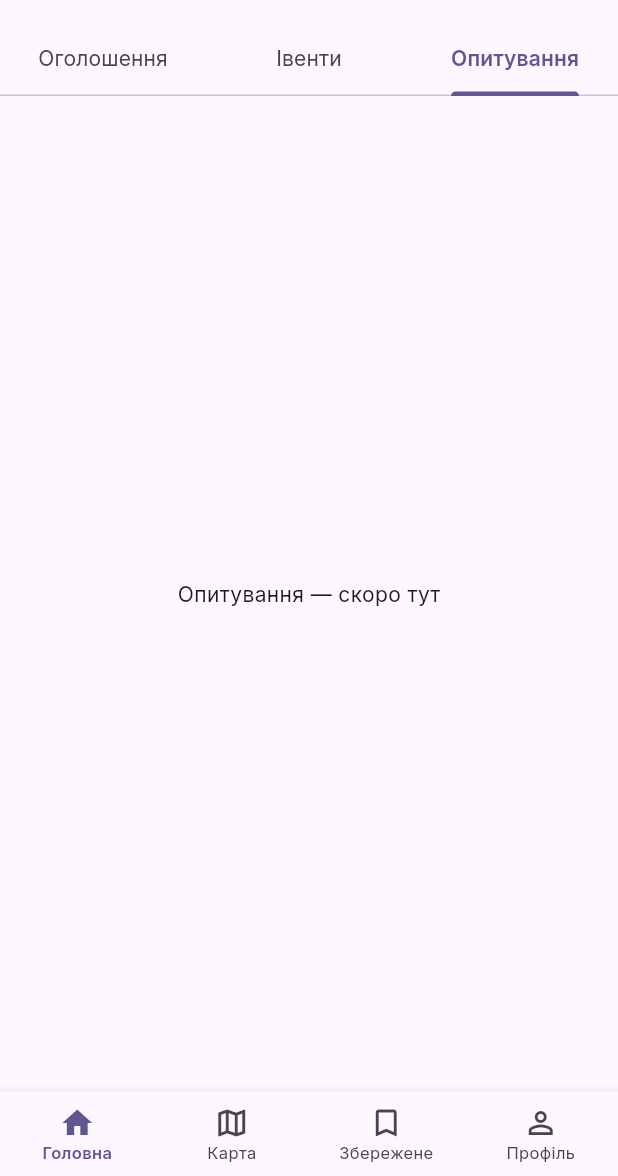
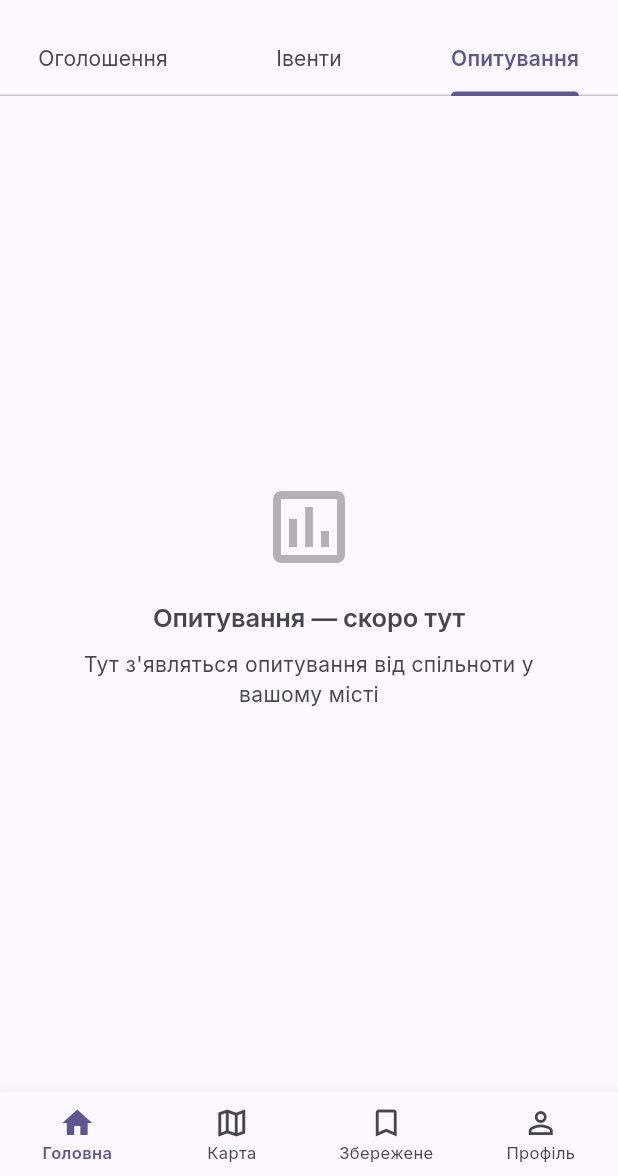
Before and after one commit to Rusnoyafk/Svoi, a Flutter app: the screen it shows after launch, tab 3 chosen, on a phone screen of 412 x 824 dp, the part 60-1236 px from its top. Run offline on Flutter 3.47's test engine with Material 3 defaults, Android fonts, the phone set to English and light mode, and no system bars; our stand-ins replace cloud_firestore, firebase_auth, firebase_core, firebase_messaging, flutter_riverpod, google_fonts and 2 more; accounts and stored records are empty.

Commit message:
Дизайн-система: базові компоненти (SvoiCard, SvoiChip, SvoiEmptyState, SvoiLoading)
Co-Authored-By: Claude Sonnet 4.6 <noreply@anthropic.com>

```diff
--- a/lib/features/home/presentation/tabs/polls_tab.dart
+++ b/lib/features/home/presentation/tabs/polls_tab.dart
@@ -1,12 +1,15 @@
 import 'package:flutter/material.dart';
+import '../../../../shared/widgets/svoi_empty_state.dart';
 
 class PollsTab extends StatelessWidget {
   const PollsTab({super.key});
 
   @override
   Widget build(BuildContext context) {
-    return const Center(
-      child: Text('Опитування — скоро тут'),
+    return const SvoiEmptyState(
+      icon: Icons.poll_outlined,
+      title: 'Опитування — скоро тут',
+      subtitle: 'Тут з\'являться опитування від спільноти у вашому місті',
     );
   }
 }
--- /dev/null
+++ b/lib/shared/widgets/svoi_empty_state.dart
@@ -0,0 +1,67 @@
+import 'package:flutter/material.dart';
+import '../../core/app_spacing.dart';
+
+/// Порожній стан: іконка + заголовок + опційний підзаголовок і кнопка.
+class SvoiEmptyState extends StatelessWidget {
+  const SvoiEmptyState({
+    super.key,
+    required this.icon,
+    required this.title,
+    this.subtitle,
+    this.actionLabel,
+    this.onAction,
+  });
+
+  final IconData icon;
+  final String title;
+  final String? subtitle;
+  final String? actionLabel;
+  final VoidCallback? onAction;
+
+  @override
+  Widget build(BuildContext context) {
+    final colorScheme = Theme.of(context).colorScheme;
+    final textTheme = Theme.of(context).textTheme;
+
+    return Center(
+      child: Padding(
+        padding: const EdgeInsets.all(AppSpacing.xxxl),
+        child: Column(
+          mainAxisSize: MainAxisSize.min,
+          children: [
+            Icon(
+              icon,
+              size: 64,
+              color: colorScheme.onSurfaceVariant.withValues(alpha: 0.4),
+            ),
+            const SizedBox(height: AppSpacing.lg),
+            Text(
+              title,
+              style: textTheme.titleMedium?.copyWith(
+                color: colorScheme.onSurfaceVariant,
+              ),
+              textAlign: TextAlign.center,
+            ),
+            if (subtitle != null) ...[
+              const SizedBox(height: AppSpacing.sm),
+              Text(
+                subtitle!,
+                style: textTheme.bodyMedium?.copyWith(
+                  color: colorScheme.onSurfaceVariant,
+                ),
+                textAlign: TextAlign.center,
+              ),
+            ],
+            if (actionLabel != null && onAction != null) ...[
+              const SizedBox(height: AppSpacing.xxl),
+              FilledButton(
+                onPressed: onAction,
+                child: Text(actionLabel!),
+              ),
+            ],
+          ],
+        ),
+      ),
+    );
+  }
+}
```
Also changed, not shown: lib/shared/widgets/svoi_card.dart (added, +44 -0 lines), lib/shared/widgets/svoi_chip.dart (added, +60 -0 lines), lib/shared/widgets/svoi_loading.dart (added, +22 -0 lines).
